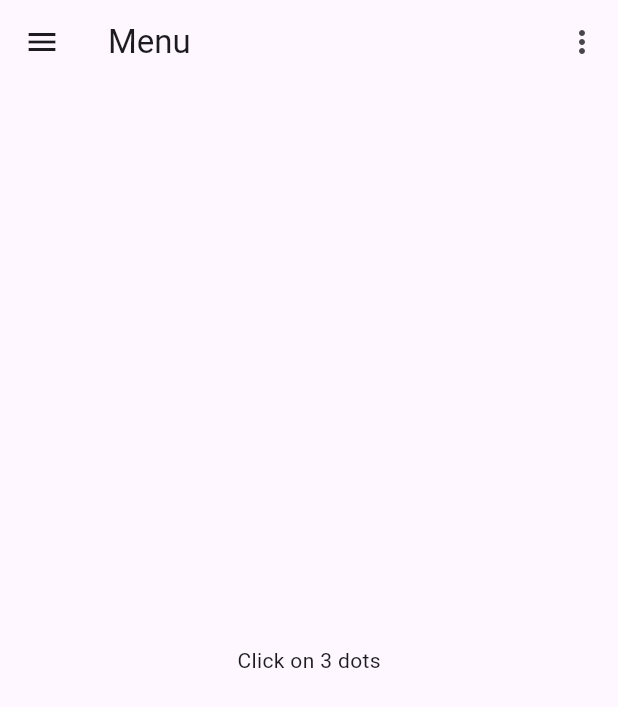
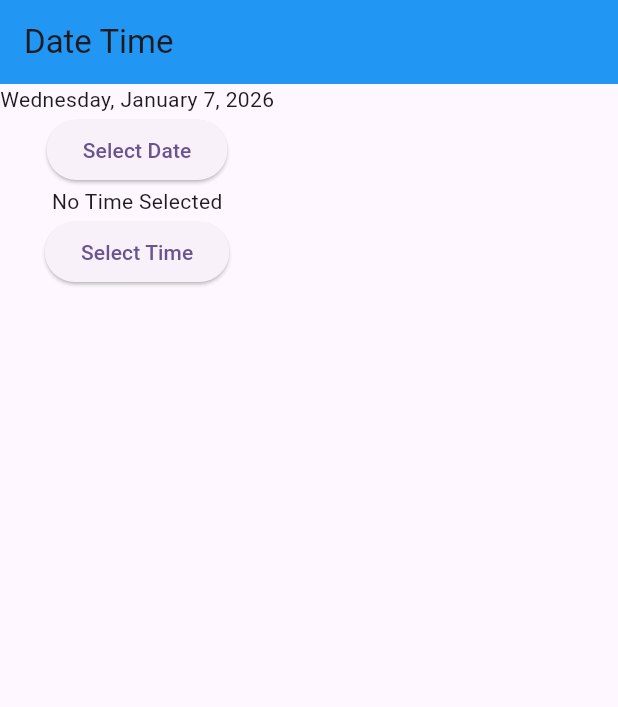
Before and after one commit to AbRehman536/mustafa_frontend, a Flutter app: the screen it shows after launch, on a phone screen of 412 x 824 dp. Shown: the top 707 px of the screen. Run offline on Flutter 3.47's test engine with Material 3 defaults, Android fonts, the light colour scheme and no system bars; our stand-ins replace curved_navigation_bar, pinput, smooth_page_indicator.

Commit message:
Date Time Picker done

```diff
--- /dev/null
+++ b/lib/date_time_picker.dart
@@ -0,0 +1,54 @@
+import 'package:flutter/material.dart';
+import 'package:intl/intl.dart';
+
+class DateTimePickerDemo extends StatefulWidget {
+  const DateTimePickerDemo({super.key});
+
+  @override
+  State<DateTimePickerDemo> createState() => _DateTimePickerDemoState();
+}
+
+class _DateTimePickerDemoState extends State<DateTimePickerDemo> {
+  DateTime selectedDate = DateTime.now();
+  TimeOfDay? selectedTime;
+  @override
+  Widget build(BuildContext context) {
+    return Scaffold(
+      appBar: AppBar(
+        title: Text("Date Time"),
+        backgroundColor: Colors.blue,
+      ),
+      body: Column(children: [
+        Text(
+          DateFormat.yMMMMEEEEd().format(selectedDate)
+        ),
+        ElevatedButton(onPressed: (){
+          showDatePicker(
+              context: context,
+              firstDate: DateTime.now(),
+              lastDate: DateTime(2300))
+              .then((value){
+                setState(() {
+                  selectedDate = value!;
+                });
+          });
+        }, child: Text("Select Date")),
+        Text(
+          selectedTime == null ? "No Time Selected":
+          selectedTime!.format(context).toString()
+        ),
+        ElevatedButton(onPressed: (){
+          showTimePicker(
+              context: context,
+              initialTime: TimeOfDay.now())
+              .then((value){
+                setState(() {
+                  selectedTime = value;
+                });
+          });
+        }, child: Text("Select Time"))
+
+      ],),
+    );
+  }
+}
--- a/lib/main.dart
+++ b/lib/main.dart
@@ -2,6 +2,7 @@
 import 'package:mustafa_frontend/appbar.dart';
 import 'package:mustafa_frontend/bottom_bar.dart';
 import 'package:mustafa_frontend/curved_bottom_bar.dart';
+import 'package:mustafa_frontend/date_time_picker.dart';
 import 'package:mustafa_frontend/dialog_bottomSheet.dart';
 import 'package:mustafa_frontend/girdview/gridview_builder.dart';
 import 'package:mustafa_frontend/girdview/gridview_count.dart';
@@ -46,7 +47,7 @@
         // tested with just a hot reload.
         colorScheme: ColorScheme.fromSeed(seedColor: Colors.deepPurple),
       ),
-      home: MenuDemo(),
+      home: DateTimePickerDemo(),
     );
   }
 }
--- a/pubspec.yaml
+++ b/pubspec.yaml
@@ -38,6 +38,7 @@
   flutter_staggered_grid_view: ^0.7.0
   curved_navigation_bar: ^1.0.6
   pinput: ^6.0.1
+  intl: ^0.20.2
 
 dev_dependencies:
   flutter_test:
```
Also changed, not shown: pubspec.lock.
